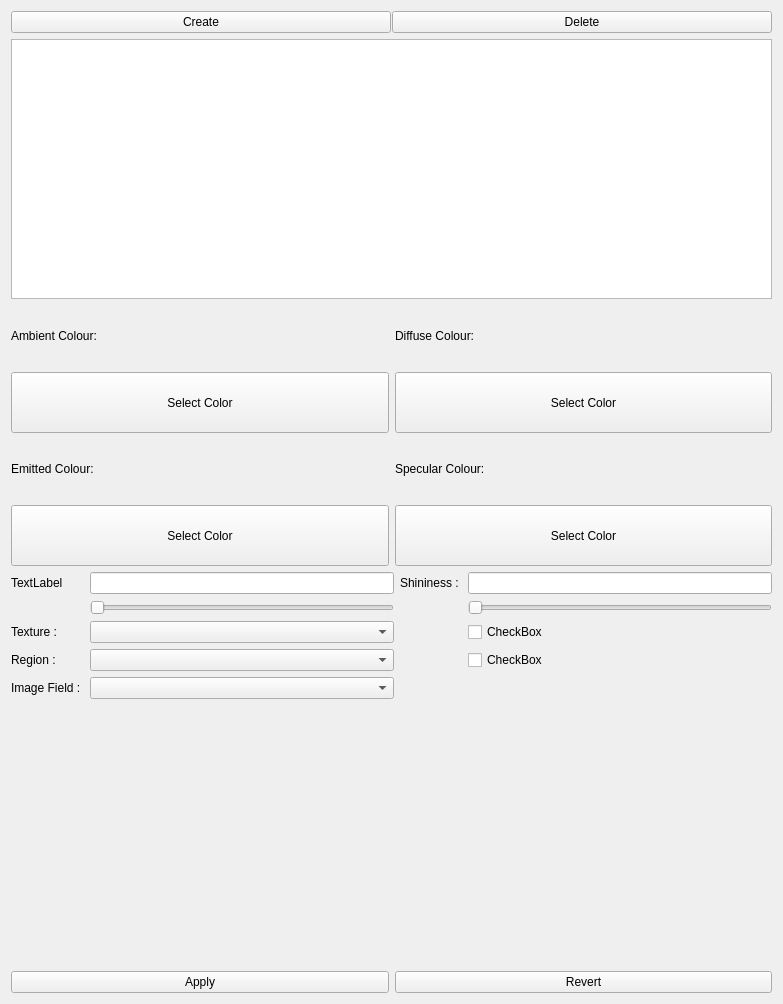
The window that res/designer/materialeditorwidget.ui (hsorby/cmlibs.widgets) describes before a commit, drawn with Qt 5.
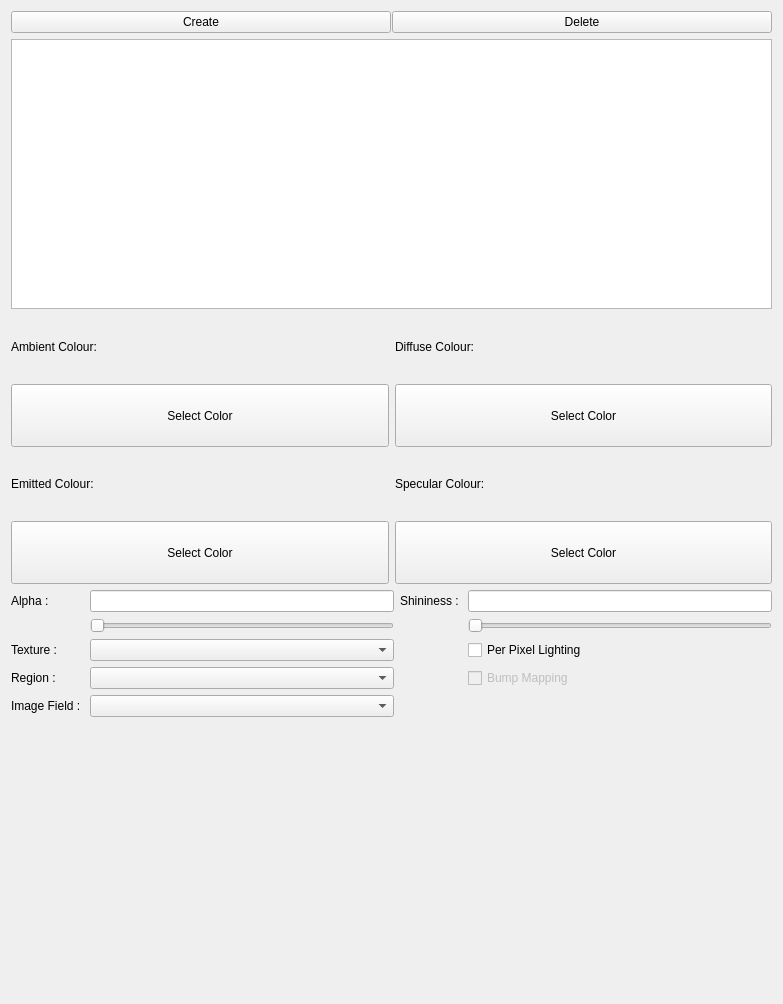
The same window after the commit. Custom widgets are drawn as their Qt base class.

Commit message: Delete material. Update alpha and shininess.

```diff
--- a/res/designer/materialeditorwidget.ui
+++ b/res/designer/materialeditorwidget.ui
@@ -149,7 +149,7 @@
      <item row="0" column="0">
       <widget class="QLabel" name="label">
        <property name="text">
-        <string>TextLabel</string>
+        <string>Alpha : </string>
        </property>
       </widget>
      </item>
@@ -161,7 +161,10 @@
       </widget>
      </item>
      <item row="1" column="3">
-      <widget class="QSlider" name="horizontalSlider_2">
+      <widget class="QSlider" name="shininess_slider">
+       <property name="maximum">
+        <number>100</number>
+       </property>
        <property name="orientation">
         <enum>Qt::Horizontal</enum>
        </property>
@@ -188,7 +191,10 @@
       <widget class="QLineEdit" name="lineEdit_2"/>
      </item>
      <item row="1" column="1">
-      <widget class="QSlider" name="horizontalSlider">
+      <widget class="QSlider" name="alpha_slider">
+       <property name="maximum">
+        <number>100</number>
+       </property>
        <property name="orientation">
         <enum>Qt::Horizontal</enum>
        </property>
@@ -208,16 +214,19 @@
       <widget class="QComboBox" name="comboBox_3"/>
      </item>
      <item row="3" column="3">
-      <widget class="QCheckBox" name="checkBox">
+      <widget class="QCheckBox" name="bumpMapping_checkBox">
+       <property name="enabled">
+        <bool>false</bool>
+       </property>
        <property name="text">
-        <string>CheckBox</string>
+        <string>Bump Mapping</string>
        </property>
       </widget>
      </item>
      <item row="2" column="3">
       <widget class="QCheckBox" name="checkBox_2">
        <property name="text">
-        <string>CheckBox</string>
+        <string>Per Pixel Lighting</string>
        </property>
       </widget>
      </item>
@@ -226,24 +235,6 @@
    <item>
     <widget class="SceneviewerWidget" name="sceneviewerWidgetPreview" native="true"/>
    </item>
-   <item>
-    <layout class="QHBoxLayout" name="horizontalLayout_2">
-     <item>
-      <widget class="QPushButton" name="apply_button">
-       <property name="text">
-        <string>Apply</string>
-       </property>
-      </widget>
-     </item>
-     <item>
-      <widget class="QPushButton" name="revert_button">
-       <property name="text">
-        <string>Revert</string>
-       </property>
-      </widget>
-     </item>
-    </layout>
-   </item>
   </layout>
  </widget>
  <customwidgets>
```
Left out of the diff: 12 changed lines with no effect on the pictures. The commit also changes 3 other files.
